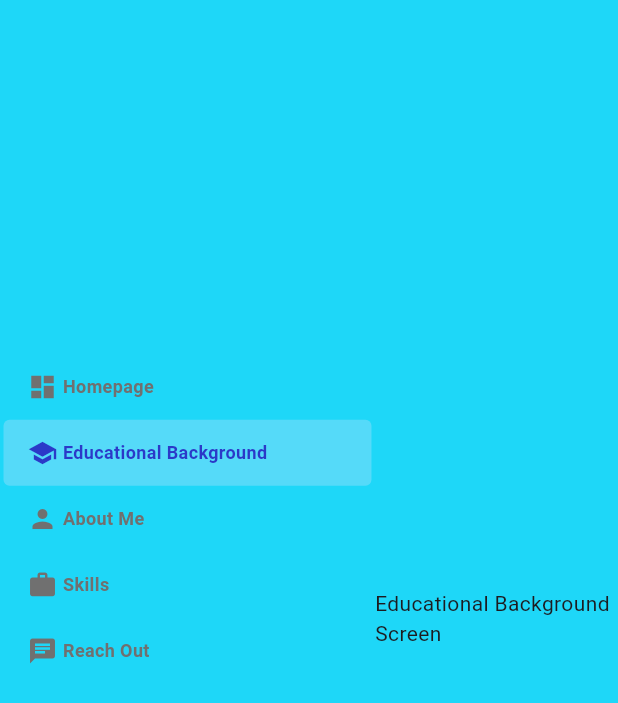
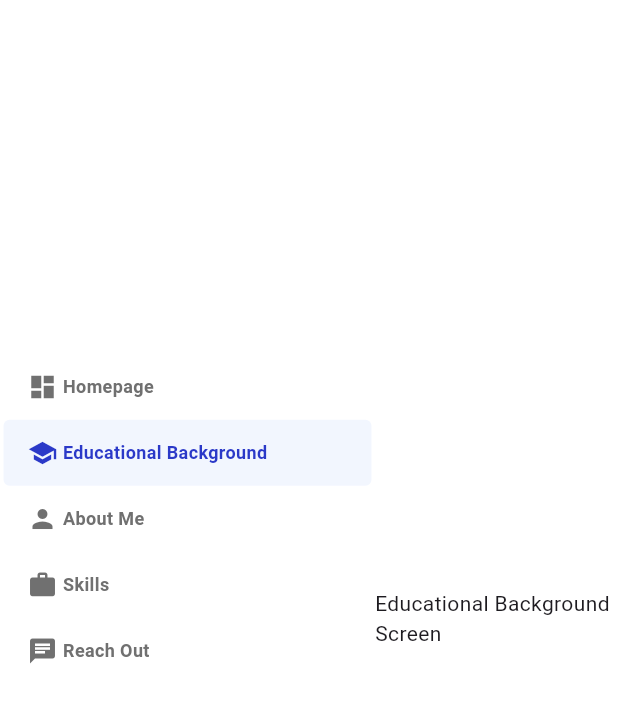
Before and after one commit to Khaloyyy/khaloy_portfolio, a Flutter app: the EductionalBackgroundScreen screen opened by its route, on a phone screen of 412 x 824 dp. Shown: the top 703 px of the screen. Run offline on Flutter 3.47's test engine with Material 3 defaults, Android fonts, the phone set to English and light mode, and no system bars; our stand-ins replace auto_route, flutter_native_splash, flutter_riverpod, flutter_screenutil, riverpod_annotation, url_strategy; missing offline and left inert: animated_snack_bar, supertokens_flutter; Roboto replaces fonts that are missing (Poppins-Regular).

Commit message:
Update eductional_background.dart

```diff
--- a/lib/features/eductional_background/eductional_background.dart
+++ b/lib/features/eductional_background/eductional_background.dart
@@ -1,6 +1,7 @@
 import 'package:auto_route/auto_route.dart';
 import 'package:flutter/material.dart';
 import 'package:flutter_riverpod/flutter_riverpod.dart';
+import 'package:portfolio/core/constants/utol_colors.dart' as colors;
 import '../../../../core/common/widgets/sidebar/utol_side_bar_widget.dart';
 
 @RoutePage()
@@ -10,7 +11,7 @@ class EductionalBackgroundScreen extends ConsumerWidget {
   @override
   Widget build(BuildContext context, WidgetRef ref) {
     return Scaffold(
-      backgroundColor: const Color.fromARGB(255, 30, 215, 248),
+      backgroundColor: colors.background,
       body: Row(
         children: <Widget>[
           // ====================== SIDEBAR ====================== //
```
